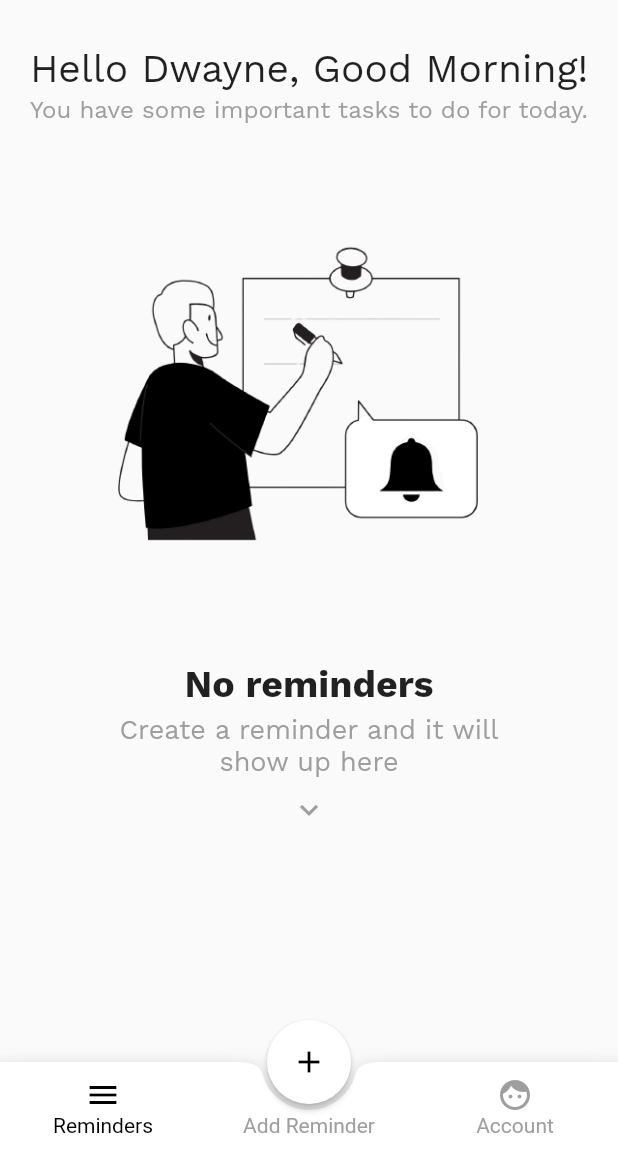
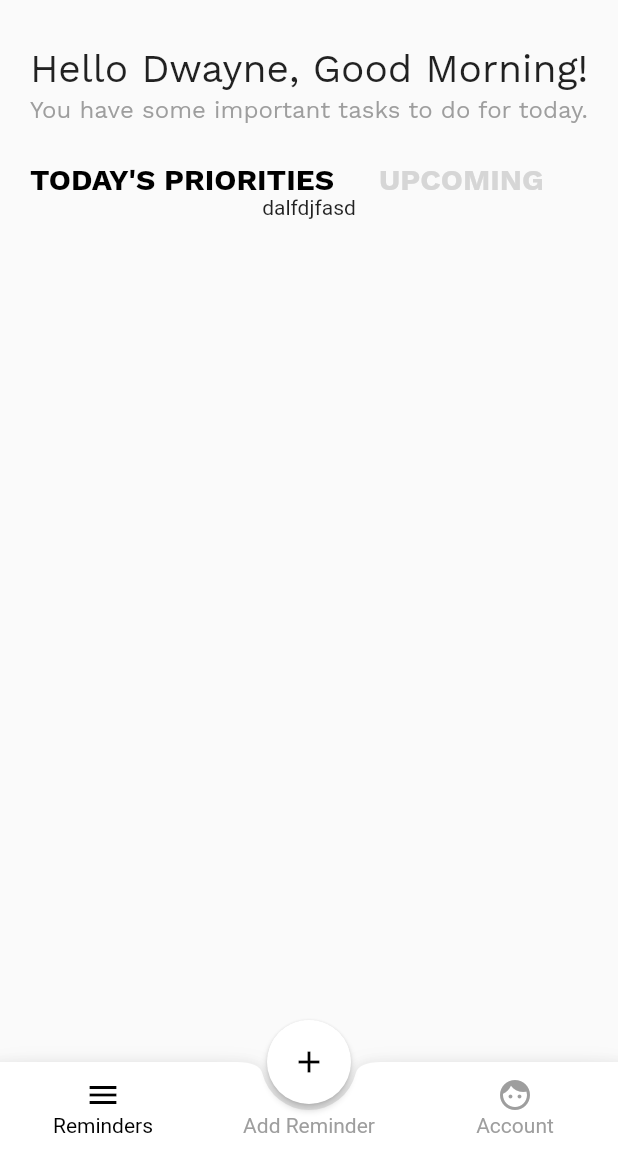
Before and after one commit to deliciafernandes/Checklst, a Flutter app: the screen it shows after launch, on a phone screen of 412 x 824 dp, the part 84-1236 px from its top. Run offline on Flutter 3.47's test engine with Material 2 defaults, Android fonts, the phone set to English and light mode, and no system bars; our stand-ins replace firebase_auth, firebase_core, modal_progress_hud; accounts and stored records are empty.

Commit message:
Reminder body ongoing

```diff
--- /dev/null
+++ b/lib/views/body_widgets/todays_priorities_body.dart
@@ -0,0 +1,12 @@
+import 'package:flutter/material.dart';
+
+class TodaysPrioritiesBody extends StatelessWidget {
+  @override
+  Widget build(BuildContext context) {
+    return Column(
+      children: [
+        Text('dalfdjfasd'),
+      ],
+    );
+  }
+}
--- /dev/null
+++ b/lib/views/body_widgets/upcoming_body.dart
@@ -0,0 +1,8 @@
+import 'package:flutter/material.dart';
+
+class UpcomingBody extends StatelessWidget {
+  @override
+  Widget build(BuildContext context) {
+    return Container(color: Colors.pink, width: 200, height: 200);
+  }
+}
--- a/lib/views/reminders_view.dart
+++ b/lib/views/reminders_view.dart
@@ -1,4 +1,6 @@
 import 'package:checklst/utilities/constants.dart';
+import 'package:checklst/views/body_widgets/todays_priorities_body.dart';
+import 'package:checklst/views/body_widgets/upcoming_body.dart';
 import 'package:flutter/material.dart';
 import 'body_widgets/no_reminders_body.dart';
 
@@ -10,7 +12,7 @@ class RemindersView extends StatefulWidget {
 class _RemindersViewState extends State<RemindersView> {
   String greeting = 'Good Day';
   String _isClicked = 'today\'s priorities';
-  bool _remindersExist = false;
+  bool _remindersExist = true;
 
   void getGreeting() {
     TimeOfDay now = TimeOfDay.now();
@@ -93,10 +95,8 @@ class _RemindersViewState extends State<RemindersView> {
                       ],
                     ),
                     (_isClicked == 'today\'s priorities'
-                        ? Container(
-                            color: Colors.black, width: 200, height: 200)
-                        : Container(
-                            color: Colors.pink, width: 200, height: 200))
+                        ? TodaysPrioritiesBody()
+                        : UpcomingBody()),
                   ],
                 )
               : NoRemindersBody(),
```
